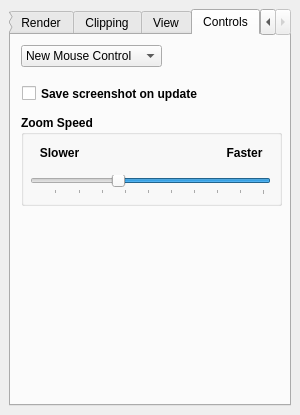
Qt form src/Interface/Modules/Render/ViewSceneControls.ui (SCIInstitute/SCIRun) before a commit.
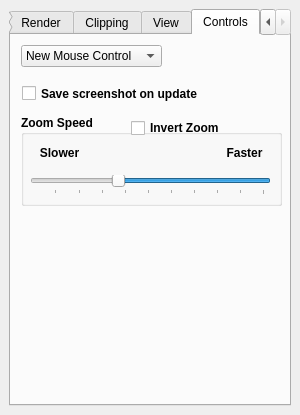
The same form after that commit.

Commit message: add invert options to preferences

Patch:
```diff
--- a/src/Interface/Modules/Render/ViewSceneControls.ui
+++ b/src/Interface/Modules/Render/ViewSceneControls.ui
@@ -902,6 +902,19 @@
           <set>Qt::AlignCenter</set>
          </property>
         </widget>
+        <widget class="QCheckBox" name="invertZoomCheckBox_">
+         <property name="geometry">
+          <rect>
+           <x>110</x>
+           <y>3</y>
+           <width>151</width>
+           <height>20</height>
+          </rect>
+         </property>
+         <property name="text">
+          <string>Invert Zoom</string>
+         </property>
+        </widget>
        </widget>
       </widget>
      </widget>
```
Left out of the diff: 2 changed lines with no effect on the pictures. The commit also changes 8 other files.
